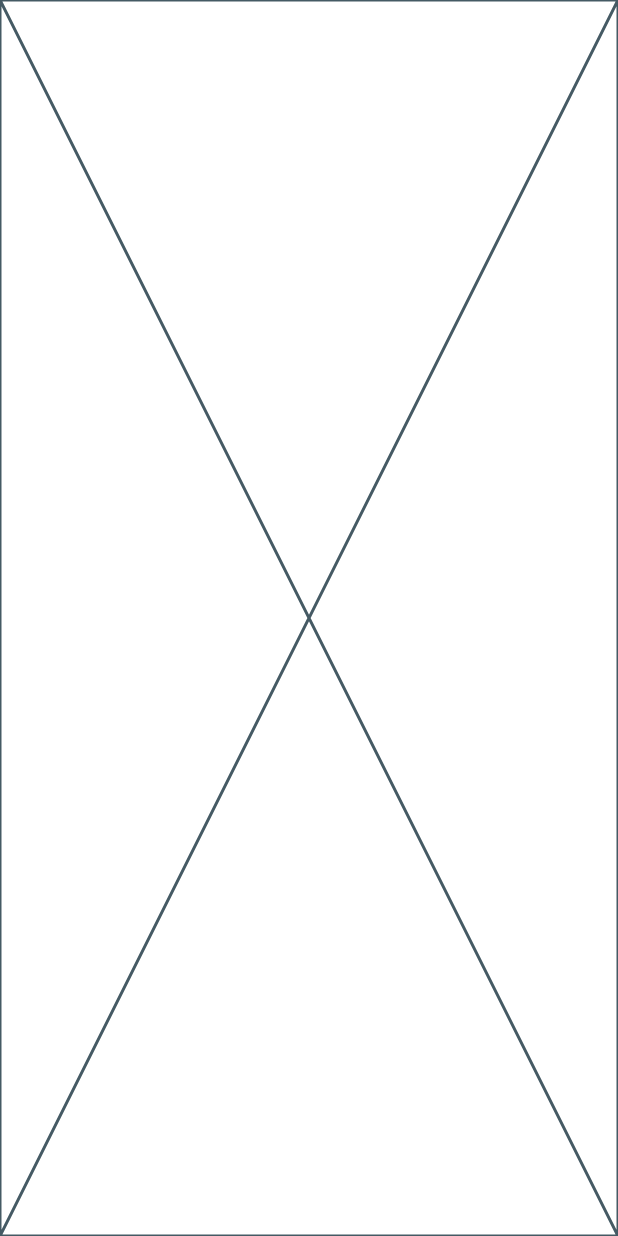
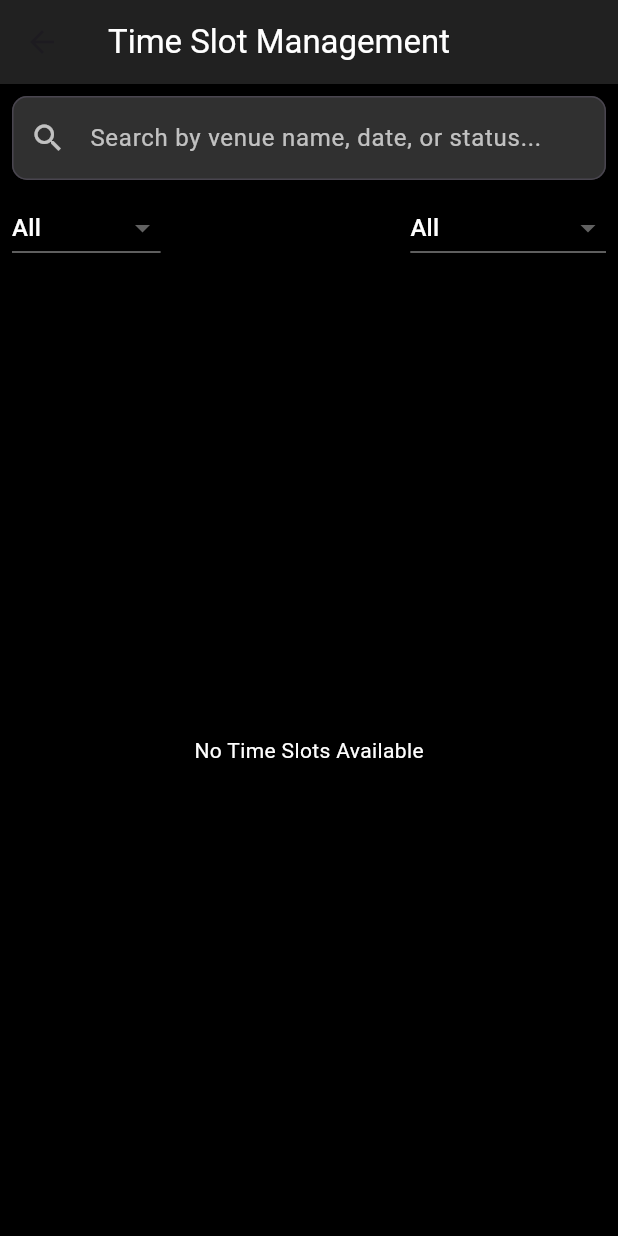
Before and after one commit to Desmond23Y/aphub, a Flutter app: the AdminPage screen opened directly, item 3 of the bottom bar chosen, on a phone screen of 412 x 824 dp. Run offline on Flutter 3.47's test engine with Material 3 defaults, Android fonts, the phone set to English and light mode, and no system bars; our stand-ins replace cloud_firestore, firebase_auth, firebase_core; accounts and stored records are empty.

Commit message:
pushing pushing

```diff
--- a/lib/roles/admins.dart
+++ b/lib/roles/admins.dart
@@ -1,5 +1,6 @@
 import 'package:aphub/screens/admin_account_management.dart';
 import 'package:aphub/screens/admin_module_management.dart';
+import 'package:aphub/screens/admin_timetable_management.dart';
 import 'package:aphub/screens/admin_venues_management.dart';
 import 'package:flutter/material.dart';
 import 'package:firebase_auth/firebase_auth.dart';
@@ -91,8 +92,10 @@ class AdminPage extends StatelessWidget {
             children: [
               _buildNavButton(
                   context, Icons.business, 'Venues', const VenuesManagement()),
+              _buildNavButton(context, Icons.meeting_room, 'Modules',
+                  const ModuleManagement()),
               _buildNavButton(context, Icons.calendar_today, 'Timetables',
-                  const ModuleManagement()),
+                  const TimeSlotManagement()),
               _buildNavButton(
                   context, Icons.book, 'Bookings', const Placeholder()),
               _buildNavButton(context, Icons.account_circle, 'Account',
--- /dev/null
+++ b/lib/screens/admin_timetable_management.dart
@@ -0,0 +1,222 @@
+import 'package:cloud_firestore/cloud_firestore.dart';
+import 'package:flutter/material.dart';
+import 'package:intl/intl.dart';
+
+class TimeSlotManagement extends StatefulWidget {
+  const TimeSlotManagement({super.key});
+
+  @override
+  TimeSlotManagementState createState() => TimeSlotManagementState();
+}
+
+class TimeSlotManagementState extends State<TimeSlotManagement> {
+  final FirebaseFirestore firestore = FirebaseFirestore.instance;
+  late CollectionReference timeslotsRef;
+  String searchQuery = "";
+  String selectedStatus = "All";
+  String selectedVenueType = "All";
+
+  @override
+  void initState() {
+    super.initState();
+    timeslotsRef = firestore.collection("timeslots");
+  }
+
+  @override
+  Widget build(BuildContext context) {
+    return Scaffold(
+      backgroundColor: Colors.black, // Set background color to black
+      appBar: AppBar(
+        title: const Text(
+          "Time Slot Management",
+          style: TextStyle(color: Colors.white),
+        ),
+        backgroundColor: Colors.grey[900],
+      ),
+      body: Column(
+        children: [
+          Padding(
+            padding: const EdgeInsets.all(8.0),
+            child: TextField(
+              onChanged: (value) {
+                setState(() {
+                  searchQuery = value.toLowerCase();
+                });
+              },
+              style: const TextStyle(color: Colors.white),
+              decoration: InputDecoration(
+                hintText: "Search by venue name, date, or status...",
+                hintStyle: const TextStyle(color: Colors.white70),
+                prefixIcon: const Icon(Icons.search, color: Colors.white70),
+                filled: true,
+                fillColor: Colors.grey[850],
+                border: OutlineInputBorder(
+                  borderRadius: BorderRadius.circular(10),
+                ),
+              ),
+            ),
+          ),
+          Padding(
+            padding: const EdgeInsets.symmetric(horizontal: 8.0),
+            child: Row(
+              mainAxisAlignment: MainAxisAlignment.spaceBetween,
+              children: [
+                DropdownButton<String>(
+                  dropdownColor: Colors.black,
+                  value: selectedStatus,
+                  onChanged: (value) {
+                    setState(() {
+                      selectedStatus = value!;
+                    });
+                  },
+                  items: ["All", "available", "booked", "scheduled"]
+                      .map((status) => DropdownMenuItem(
+                            value: status,
+                            child: Text(status,
+                                style: const TextStyle(color: Colors.white)),
+                          ))
+                      .toList(),
+                ),
+                DropdownButton<String>(
+                  dropdownColor: Colors.black,
+                  value: selectedVenueType,
+                  onChanged: (value) {
+                    setState(() {
+                      selectedVenueType = value!;
+                    });
+                  },
+                  items: [
+                    "All",
+                    "Auditorium",
+                    "Classroom",
+                    "Lab",
+                    "Meeting Room"
+                  ]
+                      .map((type) => DropdownMenuItem(
+                            value: type,
+                            child: Text(type,
+                                style: const TextStyle(color: Colors.white)),
+                          ))
+                      .toList(),
+                ),
+              ],
+            ),
+          ),
+          Expanded(
+            child: StreamBuilder<QuerySnapshot>(
+              stream: timeslotsRef.orderBy("date").snapshots(),
+              builder: (context, snapshot) {
+                if (snapshot.connectionState == ConnectionState.waiting) {
+                  return const Center(child: CircularProgressIndicator());
+                }
+                if (!snapshot.hasData || snapshot.data!.docs.isEmpty) {
+                  return const Center(
+                    child: Text(
+                      "No Time Slots Available",
+                      style: TextStyle(color: Colors.white),
+                    ),
+                  );
+                }
+
+                var timeslots = snapshot.data!.docs.where((doc) {
+                  Map<String, dynamic> data =
+                      doc.data() as Map<String, dynamic>;
+
+                  // Apply search filter
+                  String venueName = data['venueName'].toLowerCase();
+                  String date = data['date'].toLowerCase();
+                  String status = data['status'].toLowerCase();
+
+                  bool matchesSearch = venueName.contains(searchQuery) ||
+                      date.contains(searchQuery) ||
+                      status.contains(searchQuery);
+
+                  // Apply status filter
+                  bool matchesStatus = selectedStatus == "All" ||
+                      data['status'] == selectedStatus;
+
+                  // Apply venue type filter
+                  bool matchesVenueType = selectedVenueType == "All" ||
+                      data['venueType'] == selectedVenueType;
+
+                  return matchesSearch && matchesStatus && matchesVenueType;
+                }).toList();
+
+                return ListView.builder(
+                  itemCount: timeslots.length,
+                  itemBuilder: (context, index) {
+                    var slot = timeslots[index];
+                    Map<String, dynamic> data =
+                        slot.data() as Map<String, dynamic>;
+
+                    // Convert Firestore date (String) to formatted date
+                    String formattedDate = DateFormat("dd MMM yyyy").format(
+                      DateTime.parse(data['date']),
+                    );
+
+                    return Card(
+                      color: Colors.grey[900],
+                      margin: const EdgeInsets.symmetric(
+                          vertical: 5, horizontal: 10),
+                      shape: RoundedRectangleBorder(
+                        borderRadius: BorderRadius.circular(10),
+                      ),
+                      child: ListTile(
+                        contentPadding: const EdgeInsets.all(10),
+                        title: Text(
+                          data['venueName'],
+                          style: const TextStyle(
+                            color: Colors.white,
+                            fontWeight: FontWeight.bold,
+                          ),
+                        ),
+                        subtitle: Column(
+                          crossAxisAlignment: CrossAxisAlignment.start,
+                          children: [
+                            Text(
+                              "Date: $formattedDate",
+                              style: const TextStyle(color: Colors.white70),
+                            ),
+                            Text(
+                              "Time: ${data['startTime']} - ${data['endTime']}",
+                              style: const TextStyle(color: Colors.white70),
+                            ),
+                            Text(
+                              "Block: ${data['block']} | Level: ${data['level']}",
+                              style: const TextStyle(color: Colors.white70),
+                            ),
+                            Text(
+                              "Capacity: ${data['capacity']}",
+                              style: const TextStyle(color: Colors.white70),
+                            ),
+                            Text(
+                              "Venue Type: ${data['venueType']}",
+                              style: const TextStyle(color: Colors.white70),
+                            ),
+                            Text(
+                              "Equipment: ${data['equipment'].join(", ")}",
+                              style: const TextStyle(color: Colors.white70),
+                            ),
+                            Text(
+                              "Status: ${data['status']}",
+                              style: TextStyle(
+                                color: data['status'] == 'available'
+                                    ? Colors.green
+                                    : Colors.red,
+                                fontWeight: FontWeight.bold,
+                              ),
+                            ),
+                          ],
+                        ),
+                      ),
+                    );
+                  },
+                );
+              },
+            ),
+          ),
+        ],
+      ),
+    );
+  }
+}
```
Also changed, not shown: lib/screens/admin_generate_timeslots.dart (deleted, +0 -72 lines), lib/screens/admin_module_management.dart (+1 -47 lines).
